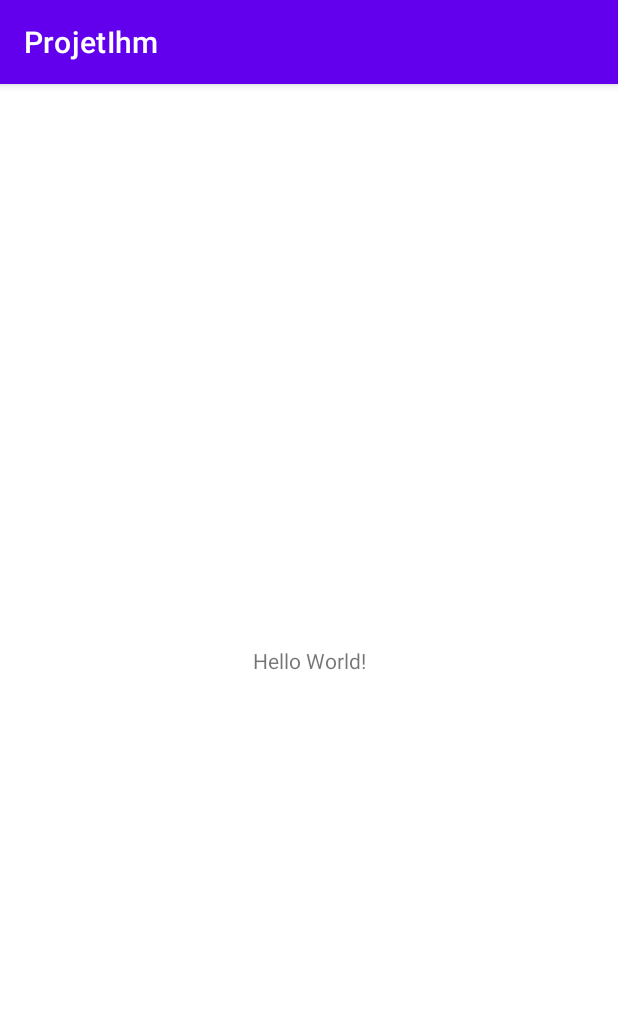
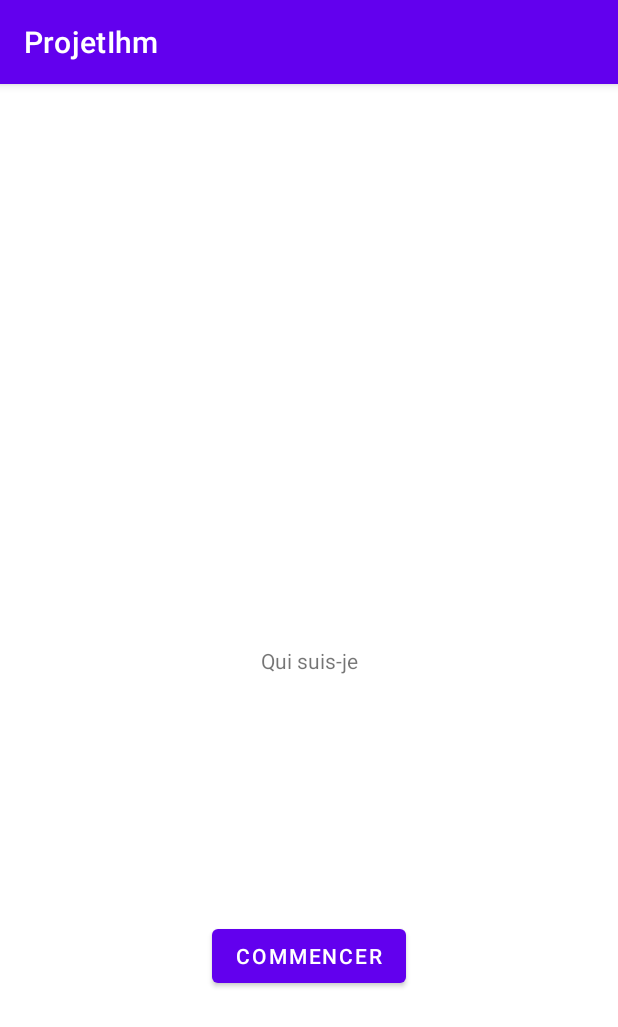
Before and after one commit to FaresCherif/ProjetIhm, an Android app: the screen it shows after launch (MainActivity), on a phone screen of 412 x 824 dp. Shown: the top 1027 px of the screen. Run offline under Robolectric (Android 15) with nearby library versions, the phone set to English and light mode, and no system bars.

Commit message:
premier bouton

```diff
--- a/app/src/main/res/layout/activity_main.xml
+++ b/app/src/main/res/layout/activity_main.xml
@@ -7,12 +7,23 @@
     tools:context=".MainActivity">
 
     <TextView
+        android:id="@+id/textView"
         android:layout_width="wrap_content"
         android:layout_height="wrap_content"
-        android:text="Hello World!"
+        android:text="@string/Title"
         app:layout_constraintBottom_toBottomOf="parent"
         app:layout_constraintLeft_toLeftOf="parent"
         app:layout_constraintRight_toRightOf="parent"
         app:layout_constraintTop_toTopOf="parent" />
 
+    <Button
+        android:id="@+id/button"
+        android:layout_width="wrap_content"
+        android:layout_height="wrap_content"
+        android:text="@string/StartButton"
+        app:layout_constraintBottom_toBottomOf="parent"
+        app:layout_constraintEnd_toEndOf="parent"
+        app:layout_constraintStart_toStartOf="parent"
+        app:layout_constraintTop_toBottomOf="@+id/textView" />
+
 </androidx.constraintlayout.widget.ConstraintLayout>
--- a/app/src/main/res/values/strings.xml
+++ b/app/src/main/res/values/strings.xml
@@ -1,3 +1,5 @@
 <resources>
     <string name="app_name">ProjetIhm</string>
+    <string name="Title">Qui suis-je</string>
+    <string name="StartButton">Commencer</string>
 </resources>
```
